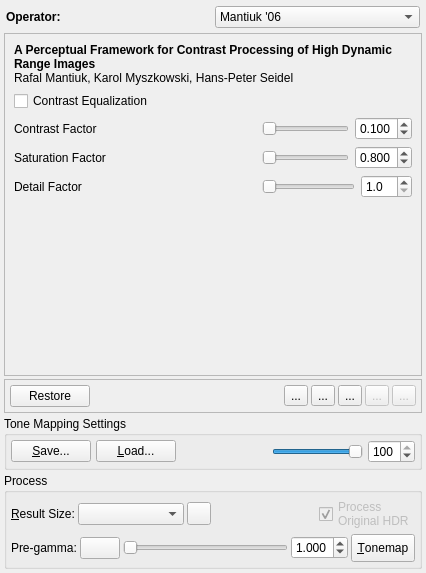
First picture: the form in forms/TonemappingPanel.ui, repository LuminanceHDR/LuminanceHDR, before the edit.
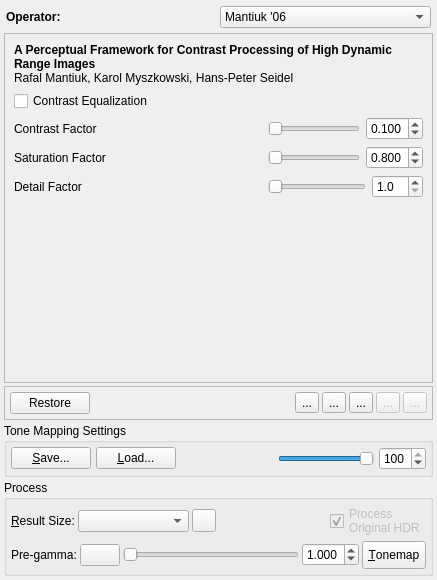
Second picture: the form after the edit. Icons and pictures are not drawn.

Commit message: [TonemappingPanel]: Changed shortcut to Ctrl-T to start tonemapping

```diff
--- a/forms/TonemappingPanel.ui
+++ b/forms/TonemappingPanel.ui
@@ -6,8 +6,8 @@
    <rect>
     <x>0</x>
     <y>0</y>
-    <width>426</width>
-    <height>573</height>
+    <width>437</width>
+    <height>580</height>
    </rect>
   </property>
   <property name="sizePolicy">
```
Left out of the diff: 2 changed lines with no effect on the pictures.
